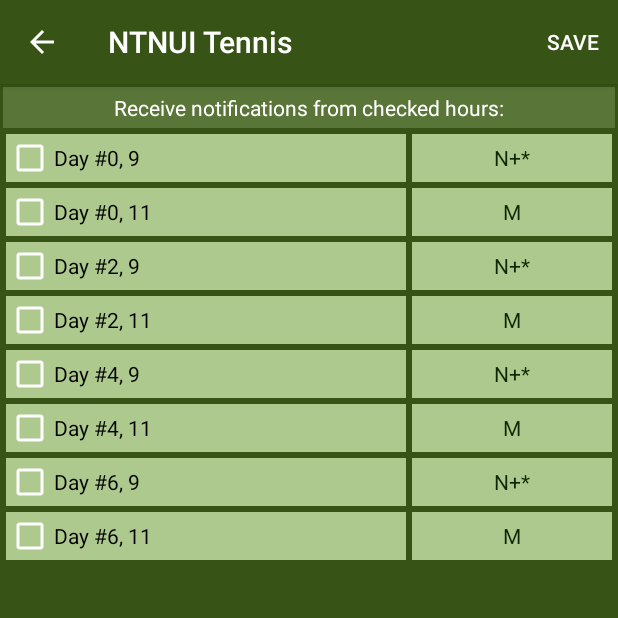
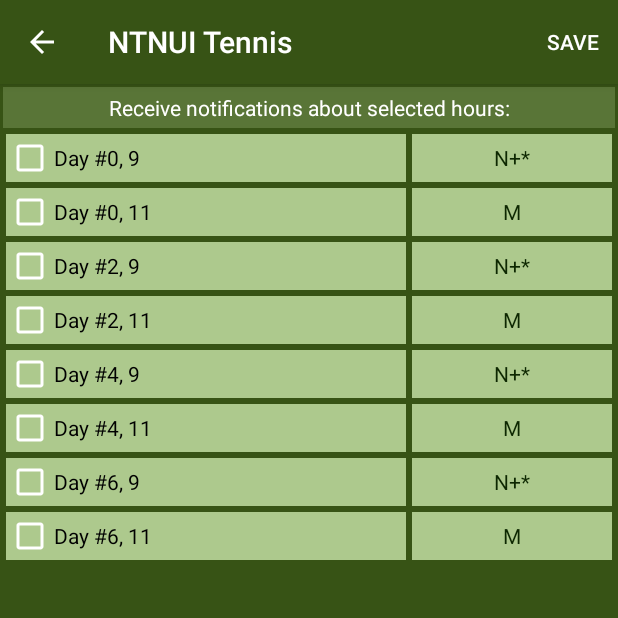
Before and after one commit to DanglingPointer/NTNUI-Tennis, an Android app: the NotificationsFragment screen opened directly, with no data from a screen before it, on a phone screen of 412 x 824 dp, the top half of it. Run offline under Robolectric (Android 15) with nearby library versions, the phone set to English and light mode, and no system bars.

Commit message:
popup background fixed!

```diff
--- a/App/NtnuiTennis/app/src/main/res/drawable/dropdown_menu_background.xml
+++ /dev/null
@@ -1,9 +0,0 @@
-<?xml version="1.0" encoding="utf-8"?>
-<selector xmlns:android="http://schemas.android.com/apk/res/android">
-    <item
-        android:drawable="@color/darkGreen"
-        android:state_pressed="false"/>
-    <item
-        android:drawable="@color/green"
-        android:state_pressed="true"/>
-</selector>
--- a/App/NtnuiTennis/app/src/main/res/values/strings.xml
+++ b/App/NtnuiTennis/app/src/main/res/values/strings.xml
@@ -8,6 +8,6 @@
     <string name="slot_btn_attend">Attend</string>
     <string name="slot_btn_attend_not">Not going</string>
     <string name="menu_notifications">Notifications</string>
-    <string name="notifications_title">Receive notifications from checked hours:</string>
+    <string name="notifications_title">Receive notifications about selected hours:</string>
     <string name="menu_not_save">Save</string>
 </resources>
--- a/App/NtnuiTennis/app/src/main/res/values/styles.xml
+++ b/App/NtnuiTennis/app/src/main/res/values/styles.xml
@@ -2,7 +2,6 @@
 
     <!-- Base application theme. -->
     <style name="AppTheme" parent="Theme.AppCompat.Light.DarkActionBar">
-        <!-- Customize your theme here. -->
         <item name="colorPrimary">@color/darkGreen</item>
         <item name="colorPrimaryDark">@color/extraDarkGreen</item>
         <item name="colorAccent">@color/lightGreen</item>
@@ -10,13 +9,12 @@
     </style>
 
     <style name="DropDownMenuStyle" parent="Widget.AppCompat.PopupMenu.Overflow">
-        <!--<item name="android:popupMenuStyle">@drawable/dropdown_menu_background</item>-->
-        <item name="android:background">?attr/colorPrimary</item>
+        <!-- never change android:background on popup menu! -->
+        <item name="android:colorBackground">?attr/colorPrimary</item>
+        <item name="android:textColor">@color/white</item>
         <item name="overlapAnchor">false</item>
     </style>
 
-    <!--<style name="DropDownItemStyle">-->
-        <!--<item name="android:background">@drawable/dropdown_menu_background</item>-->
-    <!--</style>-->
+    <!--Widget.AppCompat.PopupMenu.Overflow-->
 
 </resources>
```
